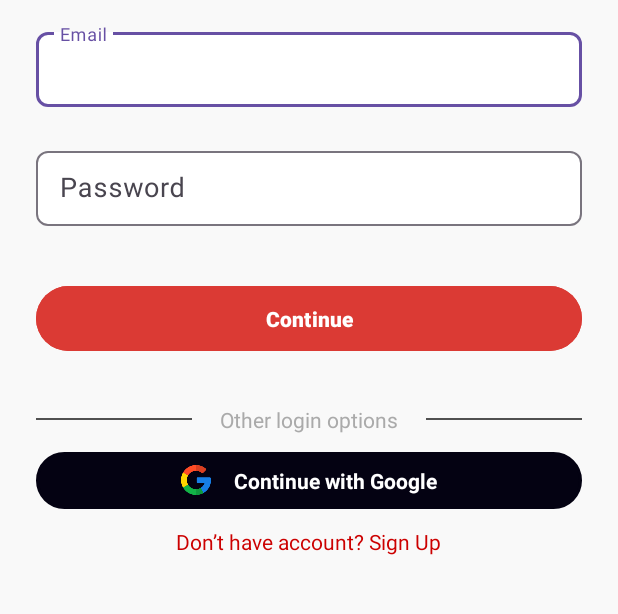
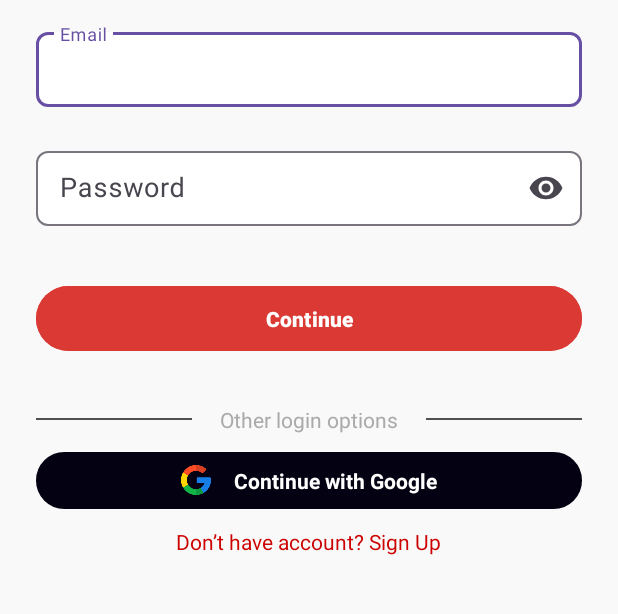
Before and after one commit to MayaSilva6980/BeMax, an Android app: the screen it shows after launch (FrmLogin), on a phone screen of 412 x 824 dp, the part 336-950 px from its top. Run offline under Robolectric (Android 15) with nearby library versions, the phone set to English and light mode, and no system bars; our stand-ins replace Firebase (no records; nobody signed in at launch, a user with empty details on screens opened directly); 2 statements that could not run were skipped.

```diff
--- a/app/src/main/res/layout/frm_login.xml
+++ b/app/src/main/res/layout/frm_login.xml
@@ -53,13 +53,14 @@
         app:boxCornerRadiusTopEnd="8dp"
         app:boxCornerRadiusBottomStart="8dp"
         app:boxCornerRadiusBottomEnd="8dp"
-        app:endIconMode="none"
+        app:endIconMode="password_toggle"
         app:boxBackgroundColor="@color/white">
 
         <com.google.android.material.textfield.TextInputEditText
             android:id="@+id/textInputEditTextLoginSenha"
             android:layout_width="match_parent"
             android:layout_height="@dimen/tamanho_formulario"
+            android:inputType="textPassword"
             android:textSize="18sp"
             android:imeOptions="actionNext"
             android:nextFocusDown="@id/textInputEditTextLoginSenha"/>
```
